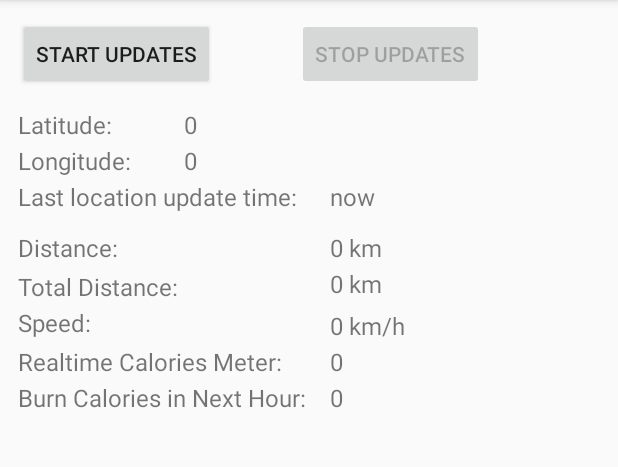
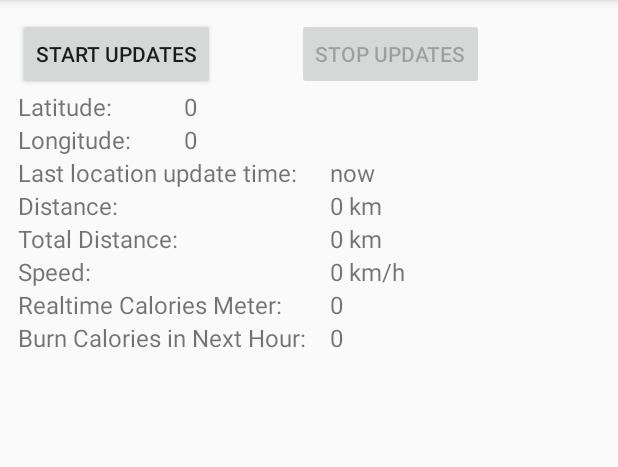
Before and after one commit to mixacom/fastant, an Android app: the MainActivity screen opened directly, with no data from a screen before it, on a phone screen of 412 x 824 dp, the part 84-551 px from its top. Run offline under Robolectric (Android 15) with nearby library versions, the phone set to English and light mode, and no system bars; libraries missing offline, so code that uses them is left out: com.db.chart; plain views replace LineChartView; 2 statements that could not run were skipped.

Commit message:
Presentation and final

```diff
--- a/app/src/main/java/com/google/android/gms/location/sample/locationupdates/MainActivity.java
+++ b/app/src/main/java/com/google/android/gms/location/sample/locationupdates/MainActivity.java
@@ -18,6 +18,7 @@ package com.google.android.gms.location.sample.locationupdates;
 
 import android.graphics.Color;
 import android.location.Location;
+import android.media.MediaPlayer;
 import android.os.Bundle;
 import android.support.v7.app.ActionBarActivity;
 import android.util.Log;
@@ -88,6 +89,7 @@ public class MainActivity extends ActionBarActivity implements
     private double previousLatitude;
     private double localLatitude;
     private static double totalDistance = 0.0;
+    private static int status = 0; //1 i'm faster before 2 he is faster before
     private static double compDistance = 0.0;
     protected double timeSingleValue;
 
@@ -134,7 +136,7 @@ public class MainActivity extends ActionBarActivity implements
         setContentView(R.layout.main_activity);
 
         Bundle bundle = getIntent().getExtras();
-        //weight = Double.parseDouble(bundle.getString("EXTRA_WEIGHT"));
+        weight = Double.parseDouble(bundle.getString("EXTRA_WEIGHT"));
         //distance = Double.parseDouble(bundle.getString("EXTRA_DISTANCE"));
 
 
@@ -319,7 +321,53 @@ public class MainActivity extends ActionBarActivity implements
             localLongtitude = Double.parseDouble(mLongitudeTextView.getText().toString());
             double newDistance = Math.round(gps2m(previousLatitude, previousLongitude, localLatitude, localLongtitude) * 100) / 100.0;
 
+ /*
+            if (!mStartUpdatesButton.isEnabled()) {
+                mMoveTextView.setText(String.valueOf(newDistance) + " m");
+                totalDistance += newDistance;
 
+                mTotalDistanceTextView.setText(String.valueOf(totalDistance) + "m");
+            }
+            previousLatitude = localLatitude != 0 ? localLatitude : previousLongitude;
+            previousLongitude = localLongtitude != 0 ? localLongtitude : previousLatitude;
+
+
+            if (!mStartUpdatesButton.isEnabled()) {
+                double speed = Double.parseDouble(timeToSpeed());
+
+                timeslots.add(System.currentTimeMillis());
+                userspeeds.add((float) speed);
+                float randomspeed = (float)Math.random()*6;
+                compspeeds.add(randomspeed);
+                mSpeedTextView.setText(String.valueOf(speed) + "km/h");
+
+                //TODO: change weight
+                double calValue = calorieCalculator(weight, timeSingleValue / 3600, speed);
+                calValue = Math.round(calValue * 100) / 100;
+                calValue = calValue < 0 ? 0 : calValue;
+                calValue = calValue > 100 ? 100 : calValue;
+                calValue = calValue / 1000;
+                mCalTextView.setText(String.valueOf(calValue));
+                compDistance += 5*randomspeed/3600*1000;
+                int predictedCalories = (int) Math.round((calValue / timeSingleValue)) * 3600;
+                mCalPredictTextView.setText(String.valueOf(predictedCalories));
+
+
+                if (compDistance > totalDistance) {
+                    if (status == 0 || status == 1) {
+                        MediaPlayer mediaPlayer1 = MediaPlayer.create(getApplicationContext(), R.raw.tooslow);
+                        mediaPlayer1.start();
+                        status = 2;
+                    }
+                } else {
+                    if (status == 0 || status == 2) {
+                        MediaPlayer mediaPlayer2 = MediaPlayer.create(getApplicationContext(), R.raw.toofast);
+                        mediaPlayer2.start();
+                        status = 1;
+                    }
+                }
+            }
+            */
             if (!mStartUpdatesButton.isEnabled()) {
                 mMoveTextView.setText(String.valueOf(newDistance) + " m");
                 totalDistance += newDistance;
@@ -329,56 +377,37 @@ public class MainActivity extends ActionBarActivity implements
             }
             previousLatitude = localLatitude != 0 ? localLatitude : previousLongitude;
             previousLongitude = localLongtitude != 0 ? localLongtitude : previousLatitude;
-
             if (!mStartUpdatesButton.isEnabled()) {
                 double speed = Double.parseDouble(timeToSpeed());
-
                 timeslots.add(System.currentTimeMillis());
                 userspeeds.add((float) speed);
-                float randomspeed = (float)Math.random()*6;
+                float randomspeed = (float) Math.random() * 2;
                 compspeeds.add(randomspeed);
                 mSpeedTextView.setText(String.valueOf(speed) + " km/h");
-
                 double calValue = calorieCalculator(weight, timeSingleValue / 3600, speed);
                 calValue = calValue < 0 ? 0 : calValue;
                 calValue = calValue > 100 ? 100 : calValue;
                 calValue = calValue / 1000.0 * 60;
                 calValue = Math.round(calValue * 100) / 100.0;
-                mCalTextView.setText(String.valueOf(calValue) + " kCal/m" );
-                compDistance += 5*randomspeed/3600*1000;
+                mCalTextView.setText(String.valueOf(calValue) + " kCal/m");
+                compDistance += 5 * randomspeed / 3600 * 1000;
                 double predictedCalories = (calValue / timeSingleValue) * 60;
                 predictedCalories = (predictedCalories < 0 || predictedCalories > 100000) ? 0 : predictedCalories;
                 mCalPredictTextView.setText("~ " + String.valueOf(predictedCalories) + " kCal");
 
-                if (compDistance > totalDistance)
-                    System.out.println("be faster!");
-                /*
-                //String[] mLabels = {"ANT", "GNU", "OWL", "APE", "COD","YAK", "RAM", "JAY"};
-                LineChartView mLineChart = (LineChartView) findViewById(R.id.linechart);
-                LineSet data1 = new LineSet();
-                LineSet data2 = new LineSet();
-                float[] dataset1 = new float[speedlist.length];
-                String[] mLabels = new String[speedlist.length];
-                //float dataset2[speedlist.length];
-                for (int i=0; i<speedlist.length; i++) {
-                    dataset1[i] = speedlist[i];
-                    mLabels[i] = "";
+                if (compDistance > totalDistance) {
+                    if (status == 0 || status == 1) {
+                        MediaPlayer mediaPlayer1 = MediaPlayer.create(getApplicationContext(), R.raw.tooslow);
+                        mediaPlayer1.start();
+                        status = 2;
+                    }
+                } else {
+                    if (status == 0 || status == 2) {
+                        MediaPlayer mediaPlayer2 = MediaPlayer.create(getApplicationContext(), R.raw.toofast);
+                        mediaPlayer2.start();
+                        status = 1;
+                    }
                 }
-                data1.addPoints(mLabels, dataset1);
-                //data2.addPoints(mLabels, dataset2);
-                //int[] colors1 = {Color.parseColor("#3388c6c3"), Color.TRANSPARENT};
-                data1.setLineColor(Color.parseColor("#3388c6c3"));
-                //int[] colors2 = {Color.parseColor("#1133c6c3"), Color.TRANSPARENT};
-                //data2.setLineColor(Color.parseColor("#663313c3"));
-
-
-                if (speedlist.length > 1) {
-                    mLineChart.updateValues(1, data1);
-                    //mLineChart.addData(data2);
-                    mLineChart.show();
-                }
-                */
-
             }
         }
     }
@@ -404,32 +433,23 @@ public class MainActivity extends ActionBarActivity implements
      */
 
     protected String timeToSpeed() {
-
         String speedValueText = "";
-
         try {
             SimpleDateFormat dateFormat = new SimpleDateFormat("hh:mm:ss aa");
-
             localDate = dateFormat.parse(mLastUpdateTimeTextView.getText().toString());
-
             long localDateMS = localDate.getTime();
             long previousDateMs = previousDate.getTime();
             double timeValueSecond = (localDateMS - previousDateMs) / 1000;
-
             timeSingleValue = timeValueSecond;
-
             double distance = Double.parseDouble(mMoveTextView.getText().toString().substring(0, mMoveTextView.length() - 2));
             double speedValue = Math.round(((distance / timeValueSecond) * 3600 / 1000)*100)/100.0;
             if (speedValue < 0.01 || Double.isNaN(speedValue) || speedValue > 10000) speedValue = 0;
-
             speedValueText =  String.valueOf(speedValue);
-
             previousDate = localDate;
         }
         catch (ParseException e) {
             mSpeedTextView.setText(e.getMessage());
         }
-
         return speedValueText ; //  String.valueOf(timeValueMS);
     }
 
@@ -471,6 +491,7 @@ public class MainActivity extends ActionBarActivity implements
         //float dataset2[speedlist.length];
         for (int i=0; i<speedlist.length; i++) {
             dataset1[i] = speedlist[i];
+            dataset2[i] = compspeedlist[i];
             mLabels[i] = "";
         }
         data1.addPoints(mLabels, dataset1);
--- a/app/src/main/res/layout/main_activity.xml
+++ b/app/src/main/res/layout/main_activity.xml
@@ -48,8 +48,7 @@
         android:text="@string/latitude_label"
         android:textSize="@dimen/default_text_size"
         android:layout_below="@+id/stop_updates_button"
-        android:layout_alignParentLeft="true"
-        android:layout_marginTop="12dp" />
+        android:layout_alignParentLeft="true" />
 
     <TextView
         android:id="@+id/latitude_text"
@@ -59,8 +58,7 @@
         android:text="0"
         android:layout_below="@+id/start_updates_button"
         android:layout_toRightOf="@+id/distance_total_text"
-        android:layout_toEndOf="@+id/distance_total_text"
-        android:layout_marginTop="12dp" />
+        android:layout_toEndOf="@+id/distance_total_text" />
 
     <TextView
         android:id="@+id/longitude_label"
@@ -69,8 +67,7 @@
         android:text="@string/longitude_label"
         android:textSize="@dimen/default_text_size"
         android:layout_below="@+id/latitude_text"
-        android:layout_alignParentLeft="true"
-        android:layout_marginTop="2dp" />
+        android:layout_alignParentLeft="true" />
 
     <TextView
         android:id="@+id/longitude_text"
@@ -80,8 +77,7 @@
         android:text="0"
         android:layout_below="@+id/latitude_text"
         android:layout_alignLeft="@+id/latitude_text"
-        android:layout_alignStart="@+id/latitude_text"
-        android:layout_marginTop="2dp" />
+        android:layout_alignStart="@+id/latitude_text" />
 
     <TextView
         android:id="@+id/last_update_time_label"
@@ -90,8 +86,7 @@
         android:text="@string/last_update_time_label"
         android:textSize="@dimen/default_text_size"
         android:layout_below="@+id/longitude_text"
-        android:layout_alignParentLeft="true"
-        android:layout_marginTop="2dp" />
+        android:layout_alignParentLeft="true" />
 
     <TextView
         android:id="@+id/last_update_time_text"
@@ -101,8 +96,7 @@
         android:text="now"
         android:layout_below="@+id/longitude_text"
         android:layout_alignLeft="@+id/totalDistanceTextView"
-        android:layout_alignStart="@+id/totalDistanceTextView"
-        android:layout_marginTop="2dp" />
+        android:layout_alignStart="@+id/totalDistanceTextView" />
 
     <com.db.chart.view.LineChartView
         xmlns:chart="http://schemas.android.com/apk/res-auto"
@@ -121,8 +115,7 @@
         android:textSize="@dimen/default_text_size"
         android:layout_below="@+id/last_update_time_text"
         android:layout_alignLeft="@+id/totalDistanceTextView"
-        android:layout_alignStart="@+id/totalDistanceTextView"
-        android:layout_marginTop="12dp" />
+        android:layout_alignStart="@+id/totalDistanceTextView" />
 
     <TextView
         android:layout_width="wrap_content"
@@ -132,8 +125,7 @@
         android:textSize="@dimen/default_text_size"
         android:layout_below="@+id/moveTextView"
         android:layout_alignLeft="@+id/cal_value"
-        android:layout_alignStart="@+id/cal_value"
-        android:layout_marginTop="2dp" />
+        android:layout_alignStart="@+id/cal_value" />
 
     <TextView
         android:layout_width="wrap_content"
@@ -143,8 +135,7 @@
         android:textSize="@dimen/default_text_size"
         android:layout_alignTop="@+id/speed_textw"
         android:layout_alignLeft="@+id/moveTextView"
-        android:layout_alignStart="@+id/moveTextView"
-        android:layout_marginTop="2dp" />
+        android:layout_alignStart="@+id/moveTextView" />
 
     <TextView
         android:layout_width="wrap_content"
@@ -154,8 +145,7 @@
         android:layout_below="@+id/speed_text"
         android:layout_alignParentLeft="true"
         android:layout_alignParentStart="true"
-        android:textSize="@dimen/default_text_size"
-        android:layout_marginTop="2dp" />
+        android:textSize="@dimen/default_text_size" />
 
     <TextView
         android:layout_width="wrap_content"
@@ -167,8 +157,7 @@
         android:layout_toRightOf="@+id/last_update_time_label"
         android:layout_toEndOf="@+id/last_update_time_label"
         android:layout_marginLeft="22dp"
-        android:layout_marginStart="22dp"
-        android:layout_marginTop="2dp" />
+        android:layout_marginStart="22dp" />
 
     <TextView
         android:layout_width="wrap_content"
@@ -178,8 +167,7 @@
         android:layout_alignParentLeft="true"
         android:layout_alignParentStart="true"
         android:layout_below="@+id/cal_text"
-        android:textSize="@dimen/default_text_size"
-        android:layout_marginTop="2dp" />
+        android:textSize="@dimen/default_text_size" />
 
     <TextView
         android:layout_width="wrap_content"
@@ -189,8 +177,7 @@
         android:layout_below="@+id/cal_text"
         android:layout_alignRight="@+id/cal_value"
         android:layout_alignEnd="@+id/cal_value"
-        android:textSize="@dimen/default_text_size"
-        android:layout_marginTop="2dp" />
+        android:textSize="@dimen/default_text_size" />
 
     <TextView
         android:layout_width="wrap_content"
@@ -200,8 +187,7 @@
         android:textSize="@dimen/default_text_size"
         android:layout_below="@+id/last_update_time_label"
         android:layout_alignParentLeft="true"
-        android:layout_alignParentStart="true"
-        android:layout_marginTop="12dp" />
+        android:layout_alignParentStart="true" />
 
     <TextView
         android:layout_width="wrap_content"
@@ -211,8 +197,7 @@
         android:layout_alignTop="@+id/totalDistanceTextView"
         android:layout_alignParentLeft="true"
         android:layout_alignParentStart="true"
-        android:textSize="@dimen/default_text_size"
-        android:layout_marginTop="2dp" />
+        android:textSize="@dimen/default_text_size" />
 
     <TextView
         android:layout_width="wrap_content"
@@ -222,7 +207,6 @@
         android:layout_below="@+id/distance_total_text"
         android:layout_alignParentLeft="true"
         android:layout_alignParentStart="true"
-        android:textSize="@dimen/default_text_size"
-        android:layout_marginTop="2dp" />
+        android:textSize="@dimen/default_text_size" />
 
 </RelativeLayout>
```
Also changed, not shown: app/src/main/res/layout/activity_start.xml (+41 -2 lines), 8 other files.
